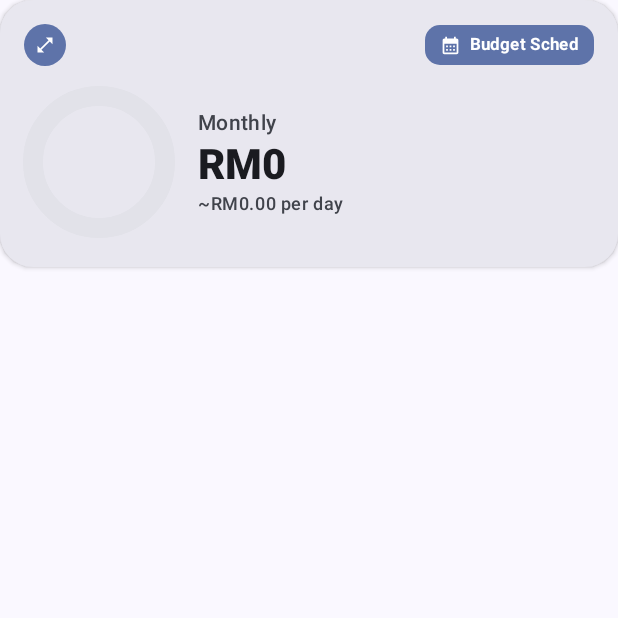
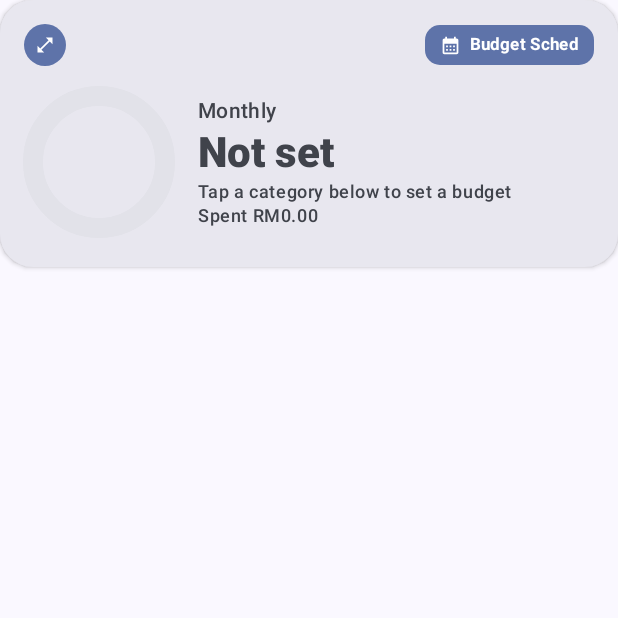
Before and after one commit to TitusBik/BudgetPulse, an Android app built with Jetpack Compose: the composable BudgetOverviewCard called with empty values, on a phone screen of 412 x 824 dp, the top half of it. Run offline under Robolectric (Android 15) with nearby library versions, the phone set to English and light mode, and no system bars.

Commit message:
Show "Not set" when no budget, show amount spent, use selected currency

```diff
--- a/app/src/main/java/com/example/budgetpulse/ui/components/BudgetOverviewCard.kt
+++ b/app/src/main/java/com/example/budgetpulse/ui/components/BudgetOverviewCard.kt
@@ -37,6 +37,7 @@ import androidx.compose.ui.graphics.drawscope.Stroke
 import androidx.compose.ui.text.font.FontWeight
 import androidx.compose.ui.unit.dp
 import androidx.compose.ui.unit.sp
+import com.example.budgetpulse.ui.theme.LocalAppCurrency
 import java.util.Locale
 
 @Composable
@@ -44,8 +45,11 @@ fun BudgetOverviewCard(
     totalBudget: Double,
     dailyAverage: Double,
     progressFraction: Float,
-    modifier: Modifier = Modifier
+    modifier: Modifier = Modifier,
+    totalSpent: Double = 0.0
 ) {
+    val currency = LocalAppCurrency.current.symbol
+    val hasBudget = totalBudget > 0
     Card(
         shape = RoundedCornerShape(22.dp),
         colors = CardDefaults.cardColors(
@@ -155,14 +159,36 @@ fun BudgetOverviewCard(
                         color = MaterialTheme.colorScheme.onSurfaceVariant,
                         fontWeight = FontWeight.Medium
                     )
+                    if (hasBudget) {
+                        Text(
+                            text = "$currency${String.format(Locale.ENGLISH, "%,.0f", totalBudget)}",
+                            style = MaterialTheme.typography.headlineMedium.copy(fontSize = 28.sp),
+                            fontWeight = FontWeight.ExtraBold,
+                            color = MaterialTheme.colorScheme.onSurface
+                        )
+                        Text(
+                            text = "~$currency${String.format(Locale.ENGLISH, "%.2f", dailyAverage)} per day",
+                            style = MaterialTheme.typography.bodySmall,
+                            color = MaterialTheme.colorScheme.onSurfaceVariant,
+                            fontWeight = FontWeight.Medium
+                        )
+                    } else {
+                        // No category budget set yet -> don't show a made-up total
+                        Text(
+                            text = "Not set",
+                            style = MaterialTheme.typography.headlineMedium.copy(fontSize = 28.sp),
+                            fontWeight = FontWeight.ExtraBold,
+                            color = MaterialTheme.colorScheme.onSurfaceVariant
+                        )
+                        Text(
+                            text = "Tap a category below to set a budget",
+                            style = MaterialTheme.typography.bodySmall,
+                            color = MaterialTheme.colorScheme.onSurfaceVariant,
+                            fontWeight = FontWeight.Medium
+                        )
+                    }
                     Text(
-                        text = "RM${String.format(Locale.ENGLISH, "%,.0f", totalBudget)}",
-                        style = MaterialTheme.typography.headlineMedium.copy(fontSize = 28.sp),
-                        fontWeight = FontWeight.ExtraBold,
-                        color = MaterialTheme.colorScheme.onSurface
-                    )
-                    Text(
-                        text = "~RM${String.format(Locale.ENGLISH, "%.2f", dailyAverage)} per day",
+                        text = "Spent $currency${String.format(Locale.ENGLISH, "%,.2f", totalSpent)}",
                         style = MaterialTheme.typography.bodySmall,
                         color = MaterialTheme.colorScheme.onSurfaceVariant,
                         fontWeight = FontWeight.Medium
```
